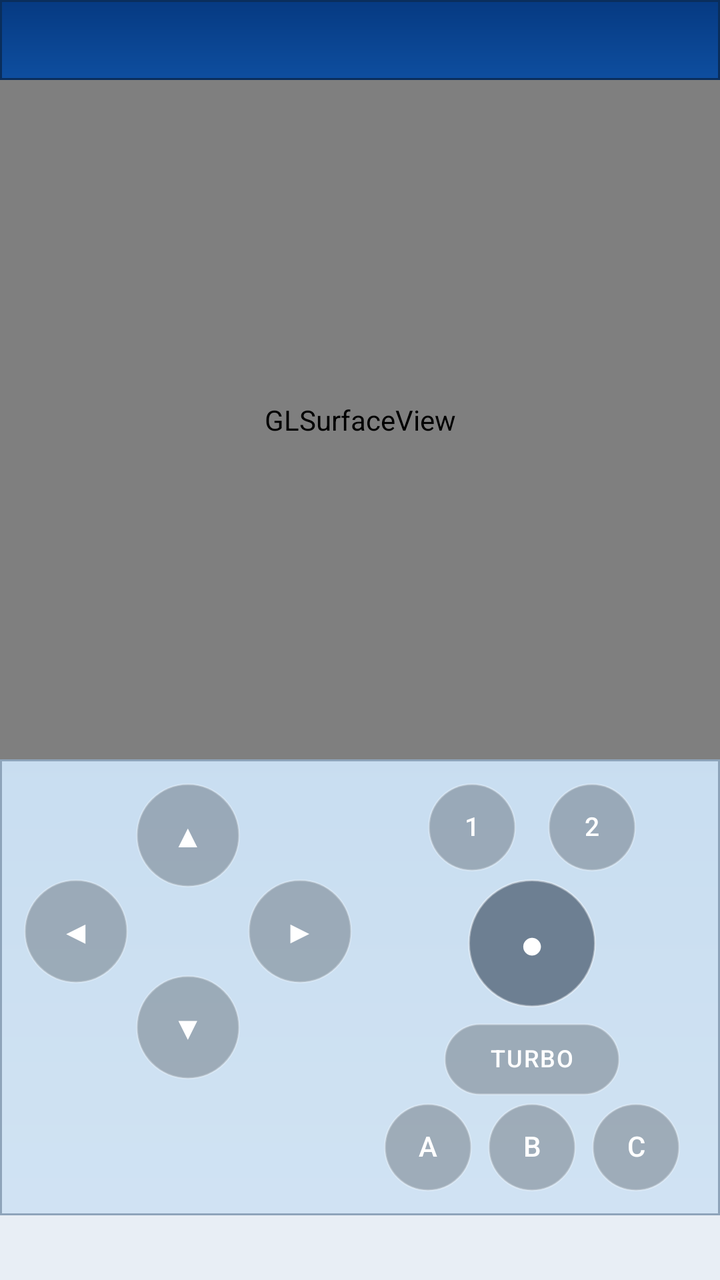
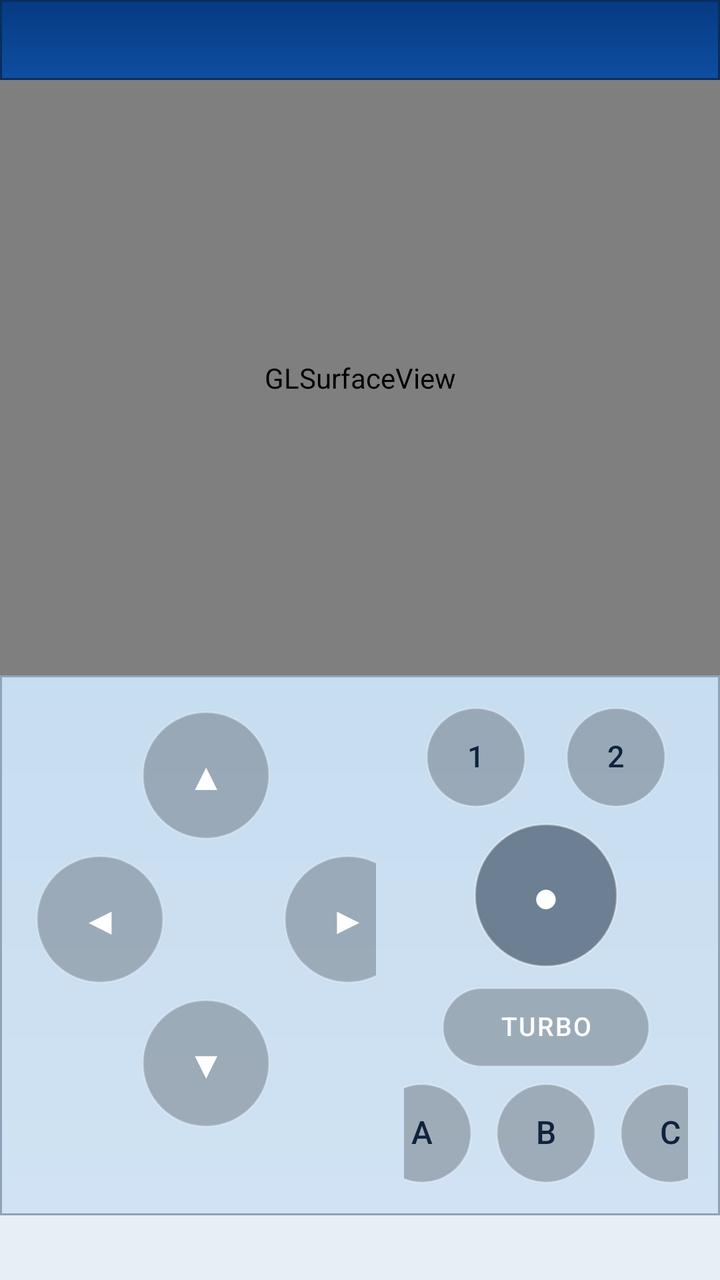

An Android layout rendered at two revisions. The XML below is the earlier revision; the diff shows what the commit changed to produce the second picture.
<!-- AndroidManifest.xml: application theme Theme.PocketHLE -->
<!-- res/layout/activity_game.xml -->
<?xml version="1.0" encoding="utf-8"?>
<LinearLayout
    xmlns:android="http://schemas.android.com/apk/res/android"
    xmlns:app="http://schemas.android.com/apk/res-auto"
    android:layout_width="match_parent"
    android:layout_height="match_parent"
    android:background="@drawable/bg_launcher_gradient"
    android:orientation="vertical">

    <androidx.appcompat.widget.Toolbar
        android:id="@+id/toolbar"
        android:layout_width="match_parent"
        android:layout_height="40dp"
        android:background="@drawable/bg_today_titlebar"
        android:theme="@style/ThemeOverlay.PocketHLE.AppBar"
        app:popupTheme="@style/ThemeOverlay.PocketHLE.AppBar" />

    <FrameLayout
        android:layout_width="match_parent"
        android:layout_height="0dp"
        android:layout_weight="1"
        android:background="@android:color/black">

        <android.opengl.GLSurfaceView
            android:id="@+id/surface"
            android:layout_width="match_parent"
            android:layout_height="match_parent" />

        <TextView
            android:id="@+id/fps_overlay"
            android:layout_width="wrap_content"
            android:layout_height="wrap_content"
            android:layout_gravity="top|start"
            android:layout_margin="8dp"
            android:background="#B0000000"
            android:fontFamily="monospace"
            android:padding="6dp"
            android:text="FPS 0"
            android:textColor="#00FF00"
            android:textSize="14sp"
            android:visibility="gone" />

        <ProgressBar
            android:id="@+id/progress"
            android:layout_width="wrap_content"
            android:layout_height="wrap_content"
            android:layout_gravity="center" />
    </FrameLayout>

    
    <LinearLayout
        android:layout_width="match_parent"
        android:layout_height="wrap_content"
        android:background="@drawable/bg_xp_panel"
        android:orientation="horizontal"
        android:padding="8dp">

        
        <FrameLayout
            android:layout_width="0dp"
            android:layout_height="wrap_content"
            android:layout_weight="1"
            android:minHeight="156dp"
            android:padding="4dp">

            <Button
                android:id="@+id/btn_up"
                style="@null"
                android:layout_width="52dp"
                android:layout_height="52dp"
                android:layout_gravity="center_horizontal|top"
                android:background="@drawable/bg_gamepad_button"
                android:contentDescription="@string/dpad_up"
                android:includeFontPadding="false"
                android:minWidth="0dp"
                android:minHeight="0dp"
                android:stateListAnimator="@null"
                android:text="@string/dpad_up_glyph"
                android:textColor="#FFFFFFFF"
                android:textSize="16sp" />

            <Button
                android:id="@+id/btn_down"
                style="@null"
                android:layout_width="52dp"
                android:layout_height="52dp"
                android:layout_gravity="center_horizontal|bottom"
                android:background="@drawable/bg_gamepad_button"
                android:contentDescription="@string/dpad_down"
                android:includeFontPadding="false"
                android:minWidth="0dp"
                android:minHeight="0dp"
                android:stateListAnimator="@null"
                android:text="@string/dpad_down_glyph"
                android:textColor="#FFFFFFFF"
                android:textSize="16sp" />

            <Button
                android:id="@+id/btn_left"
                style="@null"
                android:layout_width="52dp"
                android:layout_height="52dp"
                android:layout_gravity="start|center_vertical"
                android:background="@drawable/bg_gamepad_button"
                android:contentDescription="@string/dpad_left"
                android:includeFontPadding="false"
                android:minWidth="0dp"
                android:minHeight="0dp"
                android:stateListAnimator="@null"
                android:text="@string/dpad_left_glyph"
                android:textColor="#FFFFFFFF"
                android:textSize="16sp" />

            <Button
                android:id="@+id/btn_right"
                style="@null"
                android:layout_width="52dp"
                android:layout_height="52dp"
                android:layout_gravity="end|center_vertical"
                android:background="@drawable/bg_gamepad_button"
                android:contentDescription="@string/dpad_right"
                android:includeFontPadding="false"
                android:minWidth="0dp"
                android:minHeight="0dp"
                android:stateListAnimator="@null"
                android:text="@string/dpad_right_glyph"
                android:textColor="#FFFFFFFF"
                android:textSize="16sp" />
        </FrameLayout>

        
        <LinearLayout
            android:layout_width="0dp"
            android:layout_height="wrap_content"
            android:layout_weight="1"
            android:gravity="center"
            android:orientation="vertical"
            android:padding="4dp">

            <LinearLayout
                android:layout_width="match_parent"
                android:layout_height="wrap_content"
                android:gravity="center"
                android:orientation="horizontal">

                <Button
                    android:id="@+id/btn_soft1"
                    style="@null"
                    android:layout_width="44dp"
                    android:layout_height="44dp"
                    android:layout_marginEnd="8dp"
                    android:background="@drawable/bg_gamepad_button"
                    android:includeFontPadding="false"
                    android:minWidth="0dp"
                    android:minHeight="0dp"
                    android:stateListAnimator="@null"
                    android:text="@string/soft1_label"
                    android:textColor="#FFFFFFFF"
                    android:textSize="13sp" />

                <Button
                    android:id="@+id/btn_soft2"
                    style="@null"
                    android:layout_width="44dp"
                    android:layout_height="44dp"
                    android:layout_marginStart="8dp"
                    android:background="@drawable/bg_gamepad_button"
                    android:includeFontPadding="false"
                    android:minWidth="0dp"
                    android:minHeight="0dp"
                    android:stateListAnimator="@null"
                    android:text="@string/soft2_label"
                    android:textColor="#FFFFFFFF"
                    android:textSize="13sp" />
            </LinearLayout>

            <Button
                android:id="@+id/btn_action"
                style="@null"
                android:layout_width="64dp"
                android:layout_height="64dp"
                android:layout_marginTop="4dp"
                android:background="@drawable/bg_gamepad_button_action"
                android:contentDescription="@string/action_button"
                android:includeFontPadding="false"
                android:minWidth="0dp"
                android:minHeight="0dp"
                android:stateListAnimator="@null"
                android:text="@string/action_button_glyph"
                android:textColor="#FFFFFFFF"
                android:textSize="20sp" />
            <Button
                android:id="@+id/btn_turbo"
                style="@null"
                android:layout_width="88dp"
                android:layout_height="36dp"
                android:layout_marginTop="8dp"
                android:background="@drawable/bg_gamepad_button_pill"
                android:contentDescription="@string/turbo_button"
                android:includeFontPadding="false"
                android:letterSpacing="0.05"
                android:minWidth="0dp"
                android:minHeight="0dp"
                android:stateListAnimator="@null"
                android:text="@string/turbo_button_label"
                android:textColor="#FFFFFFFF"
                android:textSize="12sp" />

            <LinearLayout
                android:layout_width="match_parent"
                android:layout_height="wrap_content"
                android:layout_marginTop="4dp"
                android:gravity="center"
                android:orientation="horizontal">

                <Button
                    android:id="@+id/btn_a"
                    style="@null"
                    android:layout_width="44dp"
                    android:layout_height="44dp"
                    android:layout_marginEnd="4dp"
                    android:background="@drawable/bg_gamepad_button"
                    android:includeFontPadding="false"
                    android:minWidth="0dp"
                    android:minHeight="0dp"
                    android:stateListAnimator="@null"
                    android:text="@string/key_a_label"
                    android:textColor="#FFFFFFFF"
                    android:textSize="14sp" />

                <Button
                    android:id="@+id/btn_b"
                    style="@null"
                    android:layout_width="44dp"
                    android:layout_height="44dp"
                    android:layout_marginHorizontal="4dp"
                    android:background="@drawable/bg_gamepad_button"
                    android:includeFontPadding="false"
                    android:minWidth="0dp"
                    android:minHeight="0dp"
                    android:stateListAnimator="@null"
                    android:text="@string/key_b_label"
                    android:textColor="#FFFFFFFF"
                    android:textSize="14sp" />

                <Button
                    android:id="@+id/btn_c"
                    style="@null"
                    android:layout_width="44dp"
                    android:layout_height="44dp"
                    android:layout_marginStart="4dp"
                    android:background="@drawable/bg_gamepad_button"
                    android:includeFontPadding="false"
                    android:minWidth="0dp"
                    android:minHeight="0dp"
                    android:stateListAnimator="@null"
                    android:text="@string/key_c_label"
                    android:textColor="#FFFFFFFF"
                    android:textSize="14sp" />
            </LinearLayout>
        </LinearLayout>
    </LinearLayout>

    <TextView
        android:id="@+id/status"
        android:layout_width="match_parent"
        android:layout_height="wrap_content"
        android:background="?attr/colorSurface"
        android:fontFamily="monospace"
        android:maxLines="6"
        android:padding="8dp"
        android:scrollbars="vertical"
        android:textColor="?android:attr/textColorPrimary"
        android:textSize="12sp" />
</LinearLayout>
<!-- resources referenced by this layout -->
<resources>
  <!-- drawable bg_gamepad_button (drawable) -->
  <?xml version="1.0" encoding="utf-8"?>
  <ripple xmlns:android="http://schemas.android.com/apk/res/android"
      android:color="#33FFFFFF">
      <item>
          <shape android:shape="oval">
              <solid android:color="#3D000000" />
              <stroke
                  android:width="1dp"
                  android:color="#40FFFFFF" />
          </shape>
      </item>
  </ripple>
  <!-- drawable bg_launcher_gradient (drawable) -->
  <?xml version="1.0" encoding="utf-8"?>
  <shape xmlns:android="http://schemas.android.com/apk/res/android"
      android:shape="rectangle">
      <gradient
          android:angle="90"
          android:startColor="@color/grid_bg_top"
          android:endColor="@color/grid_bg_bottom"
          android:type="linear" />
  </shape>
  <!-- drawable bg_xp_panel (drawable) -->
  <?xml version="1.0" encoding="utf-8"?>
  <shape xmlns:android="http://schemas.android.com/apk/res/android" android:shape="rectangle">
      <solid android:color="#80EEF4FA" />
      <stroke
          android:width="1dp"
          android:color="#8EA4BA" />
  </shape>
  <string name="action_button">Action</string>
  <string name="action_button_glyph">●</string>
  <string name="dpad_down">D-pad down</string>
  <string name="dpad_down_glyph">▼</string>
  <string name="dpad_left">D-pad left</string>
  <string name="dpad_left_glyph">◀</string>
  <string name="dpad_right">D-pad right</string>
  <string name="dpad_right_glyph">▶</string>
  <string name="dpad_up">D-pad up</string>
  <string name="dpad_up_glyph">▲</string>
  <string name="key_a_label">A</string>
  <string name="key_b_label">B</string>
  <string name="key_c_label">C</string>
  <string name="soft1_label">1</string>
  <string name="soft2_label">2</string>
  <string name="turbo_button">Turbo boost</string>
  <string name="turbo_button_label">TURBO</string>
  <style name="ThemeOverlay.PocketHLE.AppBar" parent="ThemeOverlay.Material3">
          <item name="colorControlNormal">?attr/colorOnPrimary</item>
          <item name="android:textColorPrimary">?attr/colorOnPrimary</item>
          <item name="android:textColorSecondary">?attr/colorOnPrimary</item>
      </style>
  <color name="grid_bg_top">#B6D4EE</color>
  <color name="grid_bg_bottom">#8AB7E0</color>
  <color name="xp_title_start">#0E4E9F</color>
  <color name="xp_title_end">#063A82</color>
  <color name="md_primary">#0E4A9C</color>
  <color name="md_on_primary">#FFFFFF</color>
  <color name="md_primary_container">#D8E6F7</color>
  <color name="md_on_primary_container">#10233E</color>
  <color name="md_secondary">#6D7F92</color>
  <color name="md_on_secondary">#FFFFFF</color>
  <color name="md_secondary_container">#E4EBF2</color>
  <color name="md_on_secondary_container">#10233E</color>
  <color name="md_tertiary">#05316E</color>
  <color name="md_on_tertiary">#FFFFFF</color>
  <color name="md_background">#9EC3E7</color>
  <color name="md_on_background">#10233E</color>
  <color name="md_surface">#E8EEF5</color>
  <color name="md_on_surface">#10233E</color>
  <color name="md_surface_variant">#D3DDE8</color>
  <color name="md_on_surface_variant">#2E435D</color>
  <color name="md_outline">#7D90A7</color>
  <color name="md_error">#B3261E</color>
  <color name="md_on_error">#FFFFFF</color>
  <style name="PreferenceThemeOverlay.PocketHLE" parent="PreferenceThemeOverlay">
          <item name="preferenceCategoryTitleTextAppearance">@style/TextAppearance.PocketHLE.PreferenceCategory</item>
          <item name="preferenceCategoryStyle">@style/Preference.PocketHLE.Category</item>
      </style>
  <style name="TextAppearance.PocketHLE.PreferenceCategory" parent="TextAppearance.Material3.LabelLarge">
          <item name="android:textColor">?attr/colorPrimary</item>
          <item name="android:textAllCaps">false</item>
          <item name="android:textSize">13sp</item>
      </style>
  <style name="Preference.PocketHLE.Category" parent="Preference.Category">
          <item name="android:layout">@layout/pref_category_sand</item>
      </style>
</resources>

<!-- the commit's change to res/layout/activity_game.xml (unified diff, before → after) -->
@@ -53,89 +53,112 @@
         android:layout_height="wrap_content"
         android:background="@drawable/bg_xp_panel"
         android:orientation="horizontal"
-        android:padding="8dp">
+        android:padding="10dp">
 
         
         <FrameLayout
             android:layout_width="0dp"
             android:layout_height="wrap_content"
-            android:layout_weight="1"
-            android:minHeight="156dp"
-            android:padding="4dp">
-
-            <Button
-                android:id="@+id/btn_up"
-                style="@null"
-                android:layout_width="52dp"
-                android:layout_height="52dp"
-                android:layout_gravity="center_horizontal|top"
-                android:background="@drawable/bg_gamepad_button"
-                android:contentDescription="@string/dpad_up"
-                android:includeFontPadding="false"
-                android:minWidth="0dp"
-                android:minHeight="0dp"
-                android:stateListAnimator="@null"
-                android:text="@string/dpad_up_glyph"
-                android:textColor="#FFFFFFFF"
-                android:textSize="16sp" />
-
-            <Button
-                android:id="@+id/btn_down"
-                style="@null"
-                android:layout_width="52dp"
-                android:layout_height="52dp"
-                android:layout_gravity="center_horizontal|bottom"
-                android:background="@drawable/bg_gamepad_button"
-                android:contentDescription="@string/dpad_down"
-                android:includeFontPadding="false"
-                android:minWidth="0dp"
-                android:minHeight="0dp"
-                android:stateListAnimator="@null"
-                android:text="@string/dpad_down_glyph"
-                android:textColor="#FFFFFFFF"
-                android:textSize="16sp" />
-
-            <Button
-                android:id="@+id/btn_left"
-                style="@null"
-                android:layout_width="52dp"
-                android:layout_height="52dp"
-                android:layout_gravity="start|center_vertical"
-                android:background="@drawable/bg_gamepad_button"
-                android:contentDescription="@string/dpad_left"
-                android:includeFontPadding="false"
-                android:minWidth="0dp"
-                android:minHeight="0dp"
-                android:stateListAnimator="@null"
-                android:text="@string/dpad_left_glyph"
-                android:textColor="#FFFFFFFF"
-                android:textSize="16sp" />
-
-            <Button
-                android:id="@+id/btn_right"
-                style="@null"
-                android:layout_width="52dp"
-                android:layout_height="52dp"
-                android:layout_gravity="end|center_vertical"
-                android:background="@drawable/bg_gamepad_button"
-                android:contentDescription="@string/dpad_right"
-                android:includeFontPadding="false"
-                android:minWidth="0dp"
-                android:minHeight="0dp"
-                android:stateListAnimator="@null"
-                android:text="@string/dpad_right_glyph"
-                android:textColor="#FFFFFFFF"
-                android:textSize="16sp" />
+            android:layout_weight="1.15"
+            android:minHeight="176dp"
+            android:padding="8dp">
+
+            <LinearLayout
+                android:layout_width="match_parent"
+                android:layout_height="match_parent"
+                android:gravity="center"
+                android:orientation="vertical">
+
+                <Button
+                    android:id="@+id/btn_up"
+                    style="@null"
+                    android:layout_width="64dp"
+                    android:layout_height="64dp"
+                    android:layout_gravity="center_horizontal"
+                    android:layout_marginBottom="8dp"
+                    android:background="@drawable/bg_gamepad_button"
+                    android:backgroundTint="@null"
+                    android:contentDescription="@string/dpad_up"
+                    android:includeFontPadding="false"
+                    android:minWidth="0dp"
+                    android:minHeight="0dp"
+                    android:stateListAnimator="@null"
+                    android:text="@string/dpad_up_glyph"
+                    android:textColor="#FFFFFFFF"
+                    android:textSize="19sp" />
+
+                <LinearLayout
+                    android:layout_width="match_parent"
+                    android:layout_height="wrap_content"
+                    android:gravity="center_vertical"
+                    android:orientation="horizontal">
+
+                    <Button
+                        android:id="@+id/btn_left"
+                        style="@null"
+                        android:layout_width="64dp"
+                        android:layout_height="64dp"
+                        android:layout_marginEnd="18dp"
+                        android:background="@drawable/bg_gamepad_button"
+                        android:backgroundTint="@null"
+                        android:contentDescription="@string/dpad_left"
+                        android:includeFontPadding="false"
+                        android:minWidth="0dp"
+                        android:minHeight="0dp"
+                        android:stateListAnimator="@null"
+                        android:text="@string/dpad_left_glyph"
+                        android:textColor="#FFFFFFFF"
+                        android:textSize="19sp" />
+
+                    <View
+                        android:layout_width="24dp"
+                        android:layout_height="1dp" />
+
+                    <Button
+                        android:id="@+id/btn_right"
+                        style="@null"
+                        android:layout_width="64dp"
+                        android:layout_height="64dp"
+                        android:layout_marginStart="18dp"
+                        android:background="@drawable/bg_gamepad_button"
+                        android:backgroundTint="@null"
+                        android:contentDescription="@string/dpad_right"
+                        android:includeFontPadding="false"
+                        android:minWidth="0dp"
+                        android:minHeight="0dp"
+                        android:stateListAnimator="@null"
+                        android:text="@string/dpad_right_glyph"
+                        android:textColor="#FFFFFFFF"
+                        android:textSize="19sp" />
+                </LinearLayout>
+
+                <Button
+                    android:id="@+id/btn_down"
+                    style="@null"
+                    android:layout_width="64dp"
+                    android:layout_height="64dp"
+                    android:layout_marginTop="8dp"
+                    android:background="@drawable/bg_gamepad_button"
+                    android:backgroundTint="@null"
+                    android:contentDescription="@string/dpad_down"
+                    android:includeFontPadding="false"
+                    android:minWidth="0dp"
+                    android:minHeight="0dp"
+                    android:stateListAnimator="@null"
+                    android:text="@string/dpad_down_glyph"
+                    android:textColor="#FFFFFFFF"
+                    android:textSize="19sp" />
+            </LinearLayout>
         </FrameLayout>
 
         
         <LinearLayout
             android:layout_width="0dp"
             android:layout_height="wrap_content"
-            android:layout_weight="1"
+            android:layout_weight="0.95"
             android:gravity="center"
             android:orientation="vertical"
-            android:padding="4dp">
+            android:padding="6dp">
 
             <LinearLayout
                 android:layout_width="match_parent"
@@ -146,117 +169,124 @@
                 <Button
                     android:id="@+id/btn_soft1"
                     style="@null"
-                    android:layout_width="44dp"
-                    android:layout_height="44dp"
-                    android:layout_marginEnd="8dp"
-                    android:background="@drawable/bg_gamepad_button"
-                    android:includeFontPadding="false"
-                    android:minWidth="0dp"
-                    android:minHeight="0dp"
+                    android:layout_width="50dp"
+                    android:layout_height="50dp"
+                    android:layout_marginEnd="10dp"
+                    android:background="@drawable/bg_gamepad_button"
+                    android:includeFontPadding="false"
+                    android:minWidth="0dp"
+                    android:minHeight="0dp"
+                    android:backgroundTint="@null"
                     android:stateListAnimator="@null"
                     android:text="@string/soft1_label"
-                    android:textColor="#FFFFFFFF"
-                    android:textSize="13sp" />
+                    android:textColor="#10233E"
+                    android:textSize="15sp" />
 
                 <Button
                     android:id="@+id/btn_soft2"
                     style="@null"
-                    android:layout_width="44dp"
-                    android:layout_height="44dp"
-                    android:layout_marginStart="8dp"
-                    android:background="@drawable/bg_gamepad_button"
-                    android:includeFontPadding="false"
-                    android:minWidth="0dp"
-                    android:minHeight="0dp"
+                    android:layout_width="50dp"
+                    android:layout_height="50dp"
+                    android:layout_marginStart="10dp"
+                    android:background="@drawable/bg_gamepad_button"
+                    android:includeFontPadding="false"
+                    android:minWidth="0dp"
+                    android:minHeight="0dp"
+                    android:backgroundTint="@null"
                     android:stateListAnimator="@null"
                     android:text="@string/soft2_label"
-                    android:textColor="#FFFFFFFF"
-                    android:textSize="13sp" />
+                    android:textColor="#10233E"
+                    android:textSize="15sp" />
             </LinearLayout>
 
             <Button
                 android:id="@+id/btn_action"
                 style="@null"
-                android:layout_width="64dp"
-                android:layout_height="64dp"
-                android:layout_marginTop="4dp"
+                android:layout_width="72dp"
+                android:layout_height="72dp"
+                android:layout_marginTop="8dp"
                 android:background="@drawable/bg_gamepad_button_action"
                 android:contentDescription="@string/action_button"
                 android:includeFontPadding="false"
                 android:minWidth="0dp"
                 android:minHeight="0dp"
+                android:backgroundTint="@null"
                 android:stateListAnimator="@null"
                 android:text="@string/action_button_glyph"
                 android:textColor="#FFFFFFFF"
-                android:textSize="20sp" />
+                android:textSize="22sp" />
             <Button
                 android:id="@+id/btn_turbo"
                 style="@null"
-                android:layout_width="88dp"
-                android:layout_height="36dp"
-                android:layout_marginTop="8dp"
+                android:layout_width="104dp"
+                android:layout_height="40dp"
+                android:layout_marginTop="10dp"
                 android:background="@drawable/bg_gamepad_button_pill"
                 android:contentDescription="@string/turbo_button"
                 android:includeFontPadding="false"
                 android:letterSpacing="0.05"
                 android:minWidth="0dp"
                 android:minHeight="0dp"
+                android:backgroundTint="@null"
                 android:stateListAnimator="@null"
                 android:text="@string/turbo_button_label"
                 android:textColor="#FFFFFFFF"
-                android:textSize="12sp" />
+                android:textSize="13sp" />
 
             <LinearLayout
                 android:layout_width="match_parent"
                 android:layout_height="wrap_content"
-                android:layout_marginTop="4dp"
+                android:layout_marginTop="8dp"
                 android:gravity="center"
                 android:orientation="horizontal">
 
                 <Button
                     android:id="@+id/btn_a"
                     style="@null"
-                    android:layout_width="44dp"
-                    android:layout_height="44dp"
-                    android:layout_marginEnd="4dp"
-                    android:background="@drawable/bg_gamepad_button"
-                    android:includeFontPadding="false"
-                    android:minWidth="0dp"
-                    android:minHeight="0dp"
+                    android:layout_width="50dp"
+                    android:layout_height="50dp"
+                    android:layout_marginEnd="6dp"
+                    android:background="@drawable/bg_gamepad_button"
+                    android:includeFontPadding="false"
+                    android:minWidth="0dp"
+                    android:minHeight="0dp"
+                    android:backgroundTint="@null"
                     android:stateListAnimator="@null"
                     android:text="@string/key_a_label"
-                    android:textColor="#FFFFFFFF"
-                    android:textSize="14sp" />
+                    android:textColor="#10233E"
+                    android:textSize="16sp" />
 
                 <Button
                     android:id="@+id/btn_b"
                     style="@null"
-                    android:layout_width="44dp"
-                    android:layout_height="44dp"
-                    android:layout_marginHorizontal="4dp"
-                    android:background="@drawable/bg_gamepad_button"
-                    android:includeFontPadding="false"
-                    android:minWidth="0dp"
-                    android:minHeight="0dp"
+                    android:layout_width="50dp"
+                    android:layout_height="50dp"
+                    android:layout_marginHorizontal="6dp"
+                    android:background="@drawable/bg_gamepad_button"
+                    android:includeFontPadding="false"
+                    android:minWidth="0dp"
+                    android:minHeight="0dp"
+                    android:backgroundTint="@null"
                     android:stateListAnimator="@null"
                     android:text="@string/key_b_label"
-                    android:textColor="#FFFFFFFF"
-                    android:textSize="14sp" />
+                    android:textColor="#10233E"
+                    android:textSize="16sp" />
 
                 <Button
                     android:id="@+id/btn_c"
                     style="@null"
-                    android:layout_width="44dp"
-                    android:layout_height="44dp"
-                    android:layout_marginStart="4dp"
-                    android:background="@drawable/bg_gamepad_button"
-                    android:includeFontPadding="false"
-                    android:minWidth="0dp"
-                    android:minHeight="0dp"
+                    android:layout_width="50dp"
+                    android:layout_height="50dp"
+                    android:layout_marginStart="6dp"
+                    android:background="@drawable/bg_gamepad_button"
+                    android:includeFontPadding="false"
+                    android:minWidth="0dp"
+                    android:minHeight="0dp"
+                    android:backgroundTint="@null"
                     android:stateListAnimator="@null"
                     android:text="@string/key_c_label"
-                    android:textColor="#FFFFFFFF"
-                    android:textSize="14sp" />
+                    android:textColor="#10233E"
+                    android:textSize="16sp" />
             </LinearLayout>
         </LinearLayout>
     </LinearLayout>
